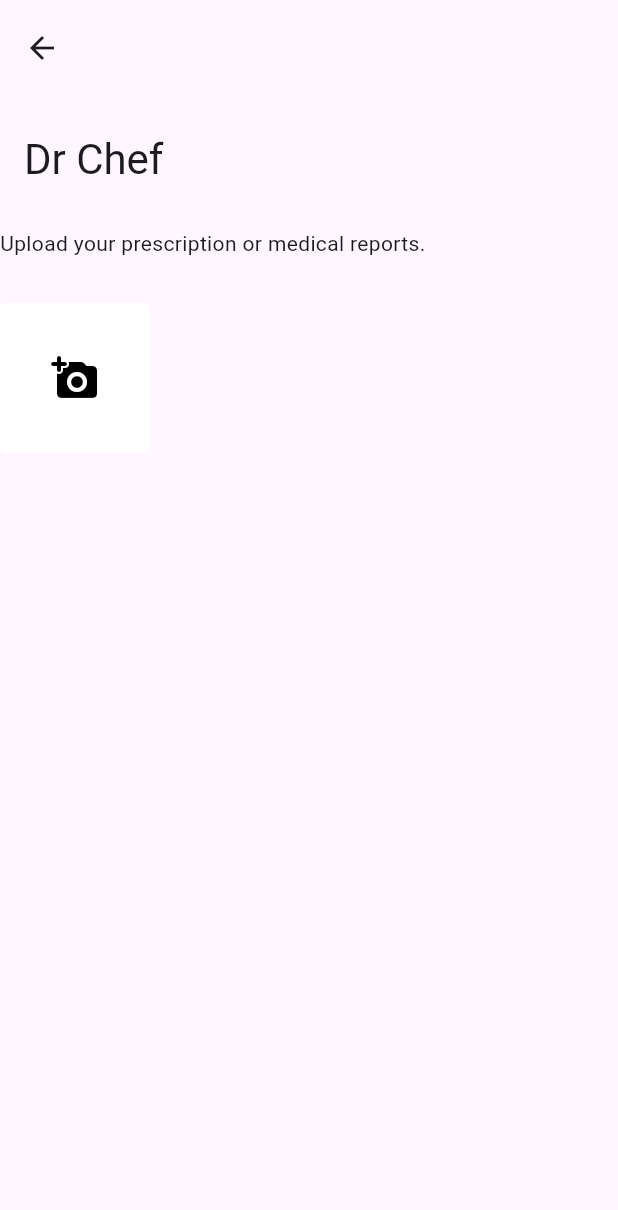
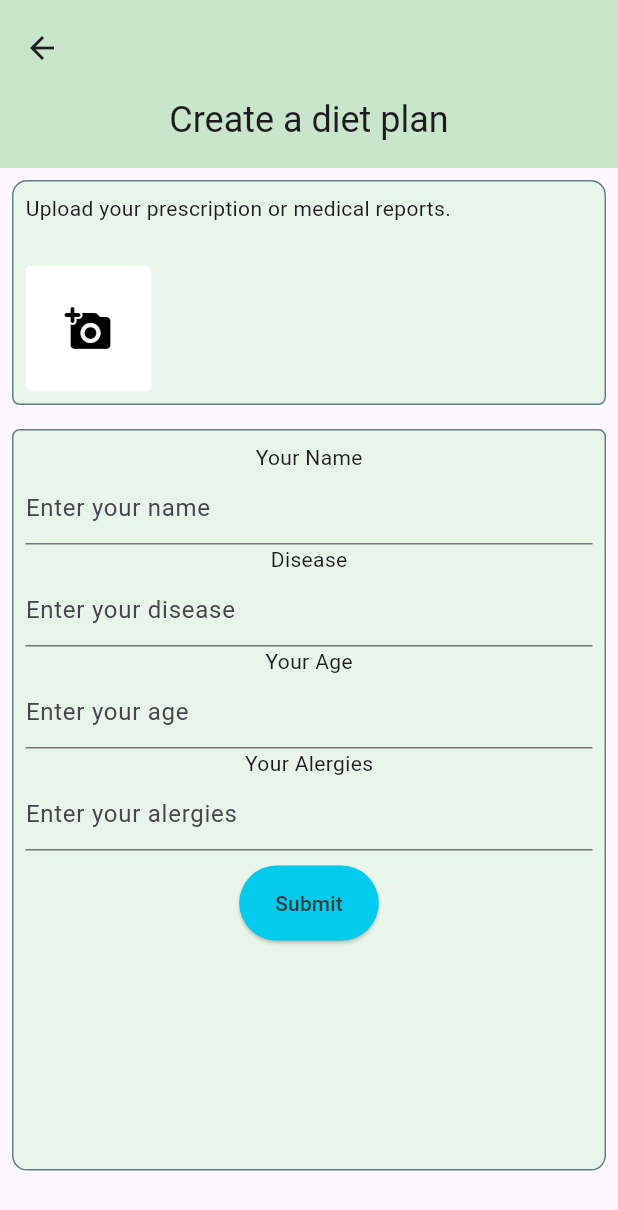
Before and after one commit to Ayush2006128/drchef, a Flutter app: the FormPage screen opened by its route, on a phone screen of 412 x 824 dp. Shown: the top 1210 px of the screen. Run offline on Flutter 3.47's test engine with Material 3 defaults, Android fonts, the phone set to English and light mode, and no system bars; our stand-ins replace firebase_core, firebase_vertexai, image_picker; accounts and stored records are empty.

Commit message:
few things added

```diff
--- /dev/null
+++ b/lib/models/ai_model.dart
@@ -0,0 +1,33 @@
+import 'dart:io';
+import 'dart:typed_data';
+
+import 'package:firebase_vertexai/firebase_vertexai.dart';
+import 'package:image_picker/image_picker.dart';
+
+final model =
+    FirebaseVertexAI.instance.generativeModel(model: 'gemini-1.5-pro');
+
+Future<Uint8List> getImageData(XFile image) async {
+  final file = File(image.path);
+  return file.readAsBytes();
+}
+
+Future<String?> generate(String prompt, List<XFile?> images) async {
+  final imageDataList = await Future.wait(
+    images.map((image) async {
+      if (image == null) {
+        return null;
+      }
+      return await getImageData(image);
+    }),
+  );
+
+  final response = await model.generateContent([
+    Content.text(prompt),
+    ...imageDataList
+        .map((data) => Content.data('image/png', data!))
+        .whereType<Content>(),
+  ]);
+
+  return response.text;
+}
--- /dev/null
+++ b/lib/models/form_model.dart
@@ -0,0 +1,25 @@
+import 'dart:typed_data';
+
+import 'package:image_picker/image_picker.dart';
+
+class FormModel {
+  String? name = '';
+  String? disease = '';
+  String? age = '';
+  String? alergies = '';
+  List<XFile?> images = [XFile.fromData(Uint8List.fromList(''.codeUnits))];
+
+  // getters
+  get nameGetter => name;
+  get diseaseGetter => disease;
+  get ageGetter => age;
+  get alergiesGetter => alergies;
+  get imagesGetter => images;
+
+  // setters
+  set nameSetter(value) => name = value;
+  set diseaseSetter(value) => disease = value;
+  set ageSetter(value) => age = value;
+  set alergiesSetter(value) => alergies = value;
+  set imagesSetter(value) => images = value;
+}
--- a/lib/pages/form_page.dart
+++ b/lib/pages/form_page.dart
@@ -1,5 +1,10 @@
+import 'package:drchef/models/ai_model.dart';
+import 'package:drchef/models/form_model.dart';
+import 'package:drchef/theme.dart';
+import 'package:drchef/utils/constant.dart';
 import 'package:drchef/widgets/add_image.dart';
 import 'package:drchef/widgets/form_image_container.dart';
+import 'package:drchef/widgets/form_widget.dart';
 import 'package:drchef/widgets/prompt_image_widget.dart';
 import 'package:flutter/material.dart';
 import 'package:image_picker/image_picker.dart';
@@ -12,14 +17,31 @@ class FormPage extends StatefulWidget {
 }
 
 class _FormPageState extends State<FormPage> {
-  late List<XFile?> _images = [];
+  final TextEditingController nameController = TextEditingController();
+  final TextEditingController diseaseController = TextEditingController();
+  final TextEditingController ageController = TextEditingController();
+  final TextEditingController alergiesController = TextEditingController();
   void _pickImage() async {
     final image = await ImagePicker().pickImage(source: ImageSource.gallery);
     if (image != null) {
       setState(() {
-        _images.add(image);
+        images.add(image);
       });
     }
+  }
+
+  final FormModel formModel = FormModel();
+
+  void submitForm() async {
+    formModel.nameSetter = nameController.text;
+    formModel.diseaseSetter = diseaseController.text;
+    formModel.ageSetter = ageController.text;
+    formModel.alergiesSetter = alergiesController.text;
+    formModel.imagesSetter = images;
+
+    final response = await generate(prompt, images);
+
+    print(response);
   }
 
   @override
@@ -27,23 +49,26 @@ class _FormPageState extends State<FormPage> {
     return Scaffold(
         body: CustomScrollView(
       slivers: [
-        SliverAppBar.large(
-          title: const Text("Dr Chef"),
+        SliverAppBar.medium(
+          backgroundColor: appBarColor,
+          title: const Center(child: Text("Create a diet plan")),
           leading: IconButton(
             onPressed: () => Navigator.pop(context),
             icon: const Icon(Icons.arrow_back),
           ),
         ),
         SliverToBoxAdapter(
+          child: Padding(
+            padding: const EdgeInsets.all(8.0),
             child: FormImageContainer(
               addImage: AddImage(onTap: _pickImage),
-            imageWidget: _images
+              imageWidget: images
                   .map(
                     (i) => PromptImage(
                       file: i ?? XFile(''),
                       onTapIcon: () {
                         setState(() {
-                        _images.remove(i);
+                          images.remove(i);
                         });
                       },
                     ),
@@ -51,6 +76,19 @@ class _FormPageState extends State<FormPage> {
                   .toList(),
             ),
           ),
+        ),
+        SliverToBoxAdapter(
+          child: Padding(
+            padding: const EdgeInsets.all(8.0),
+            child: FormWidget(
+              nameController: nameController,
+              diseaseController: diseaseController,
+              ageController: ageController,
+              alergiesController: alergiesController,
+              submitForm: () => submitForm(),
+            ),
+          ),
+        ),
       ],
     ));
   }
--- a/lib/pages/home_page.dart
+++ b/lib/pages/home_page.dart
@@ -1,3 +1,4 @@
+import 'package:drchef/theme.dart';
 import 'package:drchef/widgets/diet_plan.dart';
 import 'package:flutter/material.dart';
 
@@ -14,8 +15,9 @@ class _MyHomePageState extends State<MyHomePage> {
     return Scaffold(
         body: CustomScrollView(
       slivers: [
-        SliverAppBar.medium(
-          title: const Text("Dr Chef"),
+        SliverAppBar.large(
+          backgroundColor: appBarColor,
+          title: const Center(child: Text("Welcome to Dr Chef!")),
           leading: IconButton(
             onPressed: () {},
             icon: const Icon(Icons.menu_rounded),
--- /dev/null
+++ b/lib/theme.dart
@@ -0,0 +1,7 @@
+import 'package:flutter/material.dart';
+
+const borderColor = Color.fromARGB(255, 96, 125, 139);
+const buttonColor = Color.fromARGB(255, 2, 203, 238);
+const backgroundColor = Color.fromARGB(255, 232, 245, 233);
+const textColor = Color.fromARGB(255, 59, 59, 59);
+const appBarColor = Color.fromARGB(255, 200, 230, 201);
--- /dev/null
+++ b/lib/utils/constant.dart
@@ -0,0 +1,14 @@
+import 'package:drchef/models/form_model.dart';
+import 'package:image_picker/image_picker.dart';
+
+List<XFile?> images = [];
+final formModel = FormModel();
+final prompt = """
+given images of medical reports or prescription make a diet plan for a week.
+all the dishes must taste good
+my disease: ${formModel.disease}
+my age: ${formModel.age}
+my alergies: ${formModel.alergies}
+
+respond in JSON format like this 'dishes: List<String>'
+""";
--- a/lib/widgets/form_image_container.dart
+++ b/lib/widgets/form_image_container.dart
@@ -1,3 +1,4 @@
+import 'package:drchef/theme.dart';
 import 'package:flutter/material.dart';
 
 class FormImageContainer extends StatelessWidget {
@@ -8,21 +9,37 @@ class FormImageContainer extends StatelessWidget {
 
   @override
   Widget build(BuildContext context) {
-    return SizedBox(
-      width: double.infinity,
+    return Container(
+      decoration: BoxDecoration(
+        border: Border.all(color: borderColor),
+        borderRadius: const BorderRadius.only(
+          topLeft: Radius.circular(10),
+          topRight: Radius.circular(10),
+          bottomLeft: Radius.circular(5),
+          bottomRight: Radius.circular(5),
+        ),
+        color: backgroundColor,
+      ),
+      width: MediaQuery.of(context).size.width * 0.8,
       height: 150,
       child: Column(
         crossAxisAlignment: CrossAxisAlignment.start,
         children: [
           const Expanded(
-            child: Text("Upload your prescription or medical reports."),
+            child: Padding(
+              padding: EdgeInsets.all(8.0),
+              child: Text("Upload your prescription or medical reports."),
+            ),
           ),
           Row(
             children: [
               SizedBox(
                 width: 100,
                 height: 100,
-                child: addImage,
+                child: Padding(
+                  padding: const EdgeInsets.all(8.0),
+                  child: addImage,
+                ),
               ),
               Expanded(
                 child: SizedBox(
@@ -30,7 +47,10 @@ class FormImageContainer extends StatelessWidget {
                   height: 100,
                   child: ListView.builder(
                       scrollDirection: Axis.horizontal,
-                      itemBuilder: (context, index) => imageWidget[index],
+                      itemBuilder: (context, index) => Padding(
+                            padding: const EdgeInsets.all(8.0),
+                            child: imageWidget[index],
+                          ),
                       itemCount: imageWidget.length),
                 ),
               ),
--- /dev/null
+++ b/lib/widgets/form_widget.dart
@@ -0,0 +1,76 @@
+import 'package:drchef/theme.dart';
+import 'package:flutter/material.dart';
+
+class FormWidget extends StatelessWidget {
+  final TextEditingController nameController;
+  final TextEditingController diseaseController;
+  final TextEditingController ageController;
+  final TextEditingController alergiesController;
+  final void Function() submitForm;
+
+  const FormWidget({
+    super.key,
+    required this.nameController,
+    required this.diseaseController,
+    required this.ageController,
+    required this.alergiesController,
+    required this.submitForm,
+  });
+
+  @override
+  Widget build(BuildContext context) {
+    return Container(
+      padding: const EdgeInsets.all(8.0),
+      decoration: BoxDecoration(
+        border: Border.all(color: Colors.blueGrey),
+        borderRadius: const BorderRadius.only(
+          topLeft: Radius.circular(5),
+          topRight: Radius.circular(5),
+          bottomLeft: Radius.circular(10),
+          bottomRight: Radius.circular(10),
+        ),
+        color: Colors.green.shade50,
+      ),
+      width: MediaQuery.of(context).size.width * 0.8,
+      height: MediaQuery.of(context).size.height * 0.6,
+      child: Column(
+        children: [
+          const Text("Your Name"),
+          TextField(
+            decoration: const InputDecoration(hintText: 'Enter your name'),
+            controller: nameController,
+          ),
+          const Text("Disease"),
+          TextField(
+            decoration: const InputDecoration(hintText: 'Enter your disease'),
+            controller: diseaseController,
+          ),
+          const Text("Your Age"),
+          TextField(
+            decoration: const InputDecoration(hintText: 'Enter your age'),
+            controller: ageController,
+          ),
+          const Text("Your Alergies"),
+          TextField(
+            decoration: const InputDecoration(hintText: 'Enter your alergies'),
+            controller: alergiesController,
+          ),
+          Padding(
+            padding: const EdgeInsets.all(10.0),
+            child: ElevatedButton(
+              onPressed: () {},
+              style: ElevatedButton.styleFrom(
+                backgroundColor: buttonColor,
+                minimumSize: const Size(50, 50),
+              ),
+              child: const Text(
+                "Submit",
+                style: TextStyle(color: textColor),
+              ),
+            ),
+          )
+        ],
+      ),
+    );
+  }
+}
```
Lines whose indentation alone changed are shown as unchanged.
